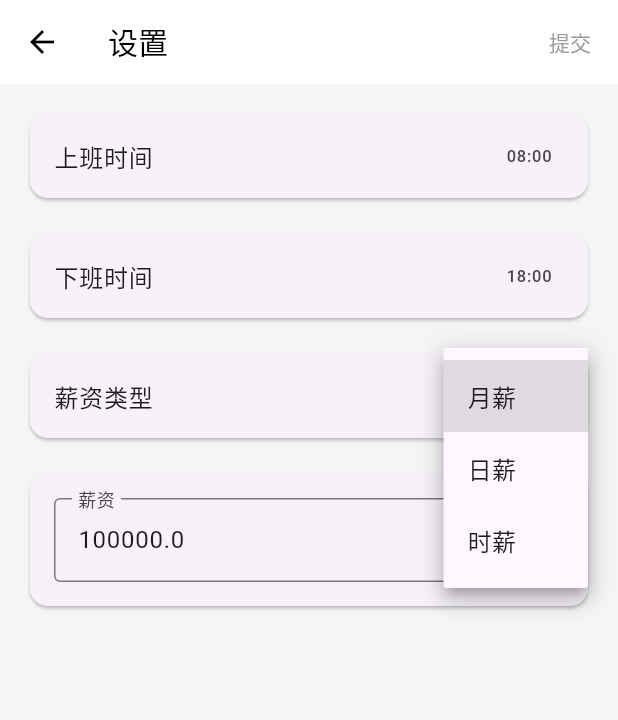
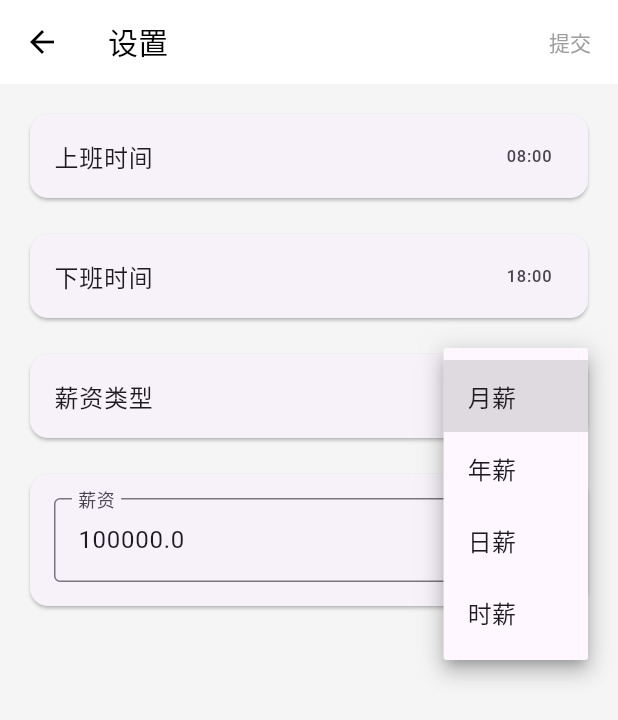
Before and after one commit to yz3150/niuma_ios, a Flutter app: the SettingsPage screen opened by its route, after a tap on "月薪", on a phone screen of 412 x 824 dp. Shown: the top 720 px of the screen. Run offline on Flutter 3.47's test engine with Material 3 defaults, Android fonts, the light colour scheme and no system bars; our stand-ins replace permission_handler, share_plus, shared_preferences; missing offline and left inert: excel; accounts and stored records are empty.

Commit message:
优化代码: 1.修改计时器重置逻辑从上班开始时间后5分钟改为上班开始时间前5分钟; 2.添加重置通知; 3.优化加班时长计算和重置机制; 4.优化工作时长计算基于实际设置的上下班时间

```diff
--- a/lib/data/rest_earnings_messages.dart
+++ b/lib/data/rest_earnings_messages.dart
@@ -25,7 +25,7 @@ final Map<int, List<String>> restEarningsMessages = {
     "🐟摸鱼暴富公式：30元×22个工作日=老板痛失爱马仕皮带一条",
     "您已获得电影票半价资格，请选择：继续摸鱼 🆚 赞助老板度假？",
     "摸到瑞幸自由！✌️",
-    "打工暂停！先提30块请自己喝秋天的第一杯奶茶"
+    "打工暂停！先提30块请自己喝秋天的第一杯奶茶🧋"
   ],
   50: [
     "摸出电影自由！本档奖励可选IMAX影票×2🎬",
--- a/lib/pages/home_page.dart
+++ b/lib/pages/home_page.dart
@@ -158,31 +158,30 @@ class _HomePageState extends State<HomePage> with TickerProviderStateMixin, Widg
   }
 
   void _updateStatus() {
+    // 获取当前日期时间
     final now = _timeService.now();
     final currentTimeOfDay = TimeOfDay(hour: now.hour, minute: now.minute);
     final todayDateStr = '${now.year}-${now.month.toString().padLeft(2, '0')}-${now.day.toString().padLeft(2, '0')}';
-
-    // 1. 检查是否是国家法定节假日
+    final yesterday = now.subtract(const Duration(days: 1));
+    final yesterdayStr = '${yesterday.year}-${yesterday.month.toString().padLeft(2, '0')}-${yesterday.day.toString().padLeft(2, '0')}';
+
+    // 检查是否为周末或节假日
     final isHoliday = _holidayService.isHoliday(now);
     final isSpecialWorkDay = _holidayService.isWorkday(now); // 调休上班日
 
-    // 2. 移除检查用户设置的工作日逻辑
-
-    // 3. 检查是否在工作时间内
+    // 检查当前是否在工作时间内
     final bool isWorkTime = _isWithinWorkTime(currentTimeOfDay);
 
-    // 4. 检查是否到达或超过下班时间
+    // 检查是否到达下班时间
     final bool isEndOfWorkday = _isAtOrPastEndTime(currentTimeOfDay);
 
-    // 综合判断是否是工作日
-    // 如果是法定节假日，则不是工作日
-    // 如果是特殊调休上班日，则是工作日
     // 否则，周一至周五是工作日，周六日不是工作日
     final bool isWeekday = now.weekday <= 5; // 1-5 对应周一至周五
     final bool isWorkDay = isSpecialWorkDay || (!isHoliday && isWeekday);
 
     // 检查是否需要重置所有计时器（上班时间到达时）
     if (isWorkDay && _isAtStartTime(currentTimeOfDay)) {
+      print('检测到上班时间窗口：${currentTimeOfDay.hour}:${currentTimeOfDay.minute}，准备重置计时器');
       _checkAndResetAllTimers(todayDateStr);
     }
 
@@ -263,10 +262,6 @@ class _HomePageState extends State<HomePage> with TickerProviderStateMixin, Widg
     // 获取当前日期字符串
     final dateStr = '${now.year}-${now.month.toString().padLeft(2, '0')}-${now.day.toString().padLeft(2, '0')}';
 
-    // 获取昨天的日期字符串
-    final yesterday = now.subtract(const Duration(days: 1));
-    final yesterdayStr = '${yesterday.year}-${yesterday.month.toString().padLeft(2, '0')}-${yesterday.day.toString().padLeft(2, '0')}';
-
     // 新的保存数据触发条件：
     // 1. 上班时间刚到（早上），用于保存前一天的数据
     // 2. 当前是工作日
@@ -308,8 +303,18 @@ class _HomePageState extends State<HomePage> with TickerProviderStateMixin, Widg
     final currentMinutes = current.hour * 60 + current.minute;
     final startMinutes = _startTime.hour * 60 + _startTime.minute;
 
-    // 允许有5分钟的误差范围，确保不会错过触发
-    return currentMinutes >= startMinutes && currentMinutes <= startMinutes + 5;
+    // 处理凌晨时间的边界情况
+    if (startMinutes < 5) {
+      // 如果上班时间在凌晨前5分钟内(如00:03)，则需要特殊处理
+      // 当前时间可能是前一天的深夜(如23:58)或当天的凌晨(如00:01)
+      if (currentMinutes >= 24*60 - (5 - startMinutes) || currentMinutes <= startMinutes) {
+        return true;
+      }
+      return false;
+    }
+
+    // 正常情况：检查是否在上班开始时间前的5分钟内
+    return currentMinutes >= startMinutes - 5 && currentMinutes <= startMinutes;
   }
 
   // 获取实际下班时间，考虑加班情况
@@ -1582,6 +1587,16 @@ class _HomePageState extends State<HomePage> with TickerProviderStateMixin, Widg
       }
     });
 
+    // 显示重置通知
+    if (mounted) {
+      ScaffoldMessenger.of(context).showSnackBar(
+        const SnackBar(
+          content: Text('新的工作日开始了，计时器已重置！'),
+          duration: Duration(seconds: 3),
+        ),
+      );
+    }
+
     print('上班时间到达：已重置所有计时器');
   }
 
--- a/lib/pages/settings_page.dart
+++ b/lib/pages/settings_page.dart
@@ -141,6 +141,7 @@ class _SettingsPageState extends State<SettingsPage> {
           value: _salaryType,
           items: const [
             DropdownMenuItem(value: '月薪', child: Text('月薪')),
+            DropdownMenuItem(value: '年薪', child: Text('年薪')),
             DropdownMenuItem(value: '日薪', child: Text('日薪')),
             DropdownMenuItem(value: '时薪', child: Text('时薪')),
           ],
--- a/lib/utils/salary_calculator.dart
+++ b/lib/utils/salary_calculator.dart
@@ -69,6 +69,7 @@ class SalaryCalculator {
 
     switch (salaryType) {
       case '月薪':
+      case '年薪':
       case '日薪':
         // 使用预计算的日薪 * 当天工作比例（使用毫秒级精度）
         return (workedMilliseconds / totalWorkMilliseconds) * dailySalary;
@@ -94,6 +95,7 @@ class SalaryCalculator {
 
     switch (salaryType) {
       case '月薪':
+      case '年薪':
       case '日薪':
         // 使用预计算的时薪 * 摸鱼小时数
         return restHours * hourlySalary;
```
Also changed, not shown: lib/utils/settings_service.dart (+62 -3 lines).
